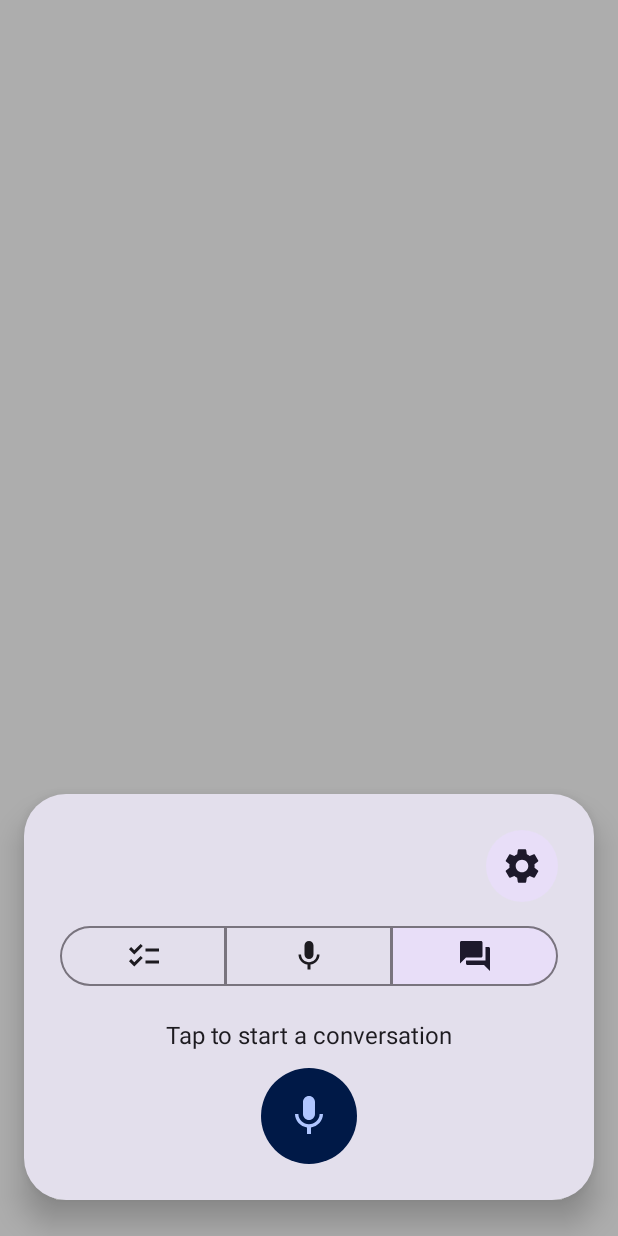
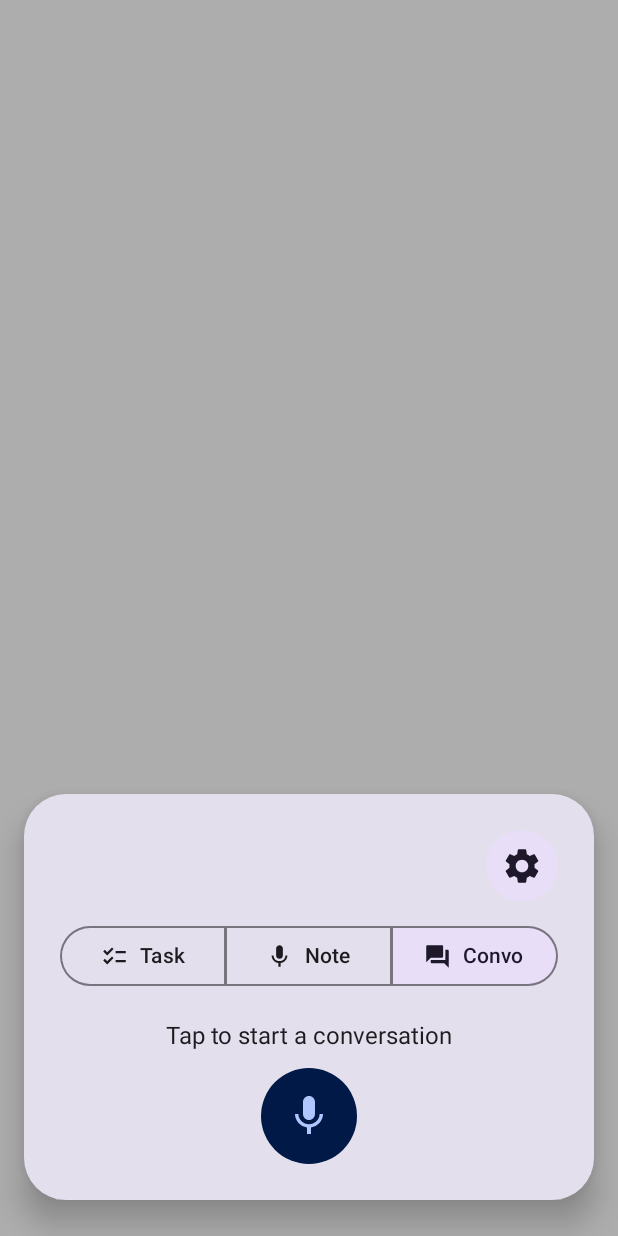
Before and after one commit to dev-Blaze/alfred, an Android app built with Jetpack Compose: the composable AlfredOverlayScreen shown on its own in the app's theme, on a phone screen of 412 x 824 dp. Run offline under Robolectric (Android 15) with nearby library versions, the phone set to English and light mode, and no system bars; our stand-ins replace Dagger/Hilt's generated code.

Commit message:
Add text labels to mode switcher, record convo turns in history
- Mode switcher now shows Task/Note/Convo text beside each icon
- ConvoStateMachine writes each turn to the interaction history (keyed by
  a fresh per-turn UUID, since the convo sessionId is constant across turns
  and used for n8n correlation)
- Bump to 0.2.1

```diff
--- a/app/build.gradle.kts
+++ b/app/build.gradle.kts
@@ -27,8 +27,8 @@ android {
         applicationId = "com.yshah.alfred"
         minSdk = 34
         targetSdk = 36
-        versionCode = 2
-        versionName = "0.2.0"
+        versionCode = 3
+        versionName = "0.2.1"
     }
 
     buildFeatures {
--- a/app/src/main/java/com/yshah/alfred/ui/components/ModeSwitcher.kt
+++ b/app/src/main/java/com/yshah/alfred/ui/components/ModeSwitcher.kt
@@ -9,9 +9,12 @@ import androidx.compose.material3.Icon
 import androidx.compose.material3.SegmentedButton
 import androidx.compose.material3.SegmentedButtonDefaults
 import androidx.compose.material3.SingleChoiceSegmentedButtonRow
+import androidx.compose.material3.Text
+import androidx.compose.foundation.layout.size
 import androidx.compose.runtime.Composable
 import androidx.compose.ui.Modifier
 import androidx.compose.ui.graphics.vector.ImageVector
+import androidx.compose.ui.unit.dp
 import com.yshah.alfred.assistant.AssistantMode
 
 @OptIn(ExperimentalMaterial3Api::class)
@@ -28,8 +31,16 @@ fun ModeSwitcher(
                 selected = mode == activeMode,
                 onClick = { onModeSelected(mode) },
                 shape = SegmentedButtonDefaults.itemShape(index = index, count = modes.size),
-                icon = {},
-                label = { Icon(imageVector = iconFor(mode), contentDescription = labelFor(mode)) },
+                // Suppress the default selected-state checkmark so the mode icon always shows,
+                // with the mode name as a text label beside it.
+                icon = {
+                    Icon(
+                        imageVector = iconFor(mode),
+                        contentDescription = null,
+                        modifier = Modifier.size(18.dp),
+                    )
+                },
+                label = { Text(labelFor(mode)) },
             )
         }
     }
```
Also changed, not shown: app/src/main/java/com/yshah/alfred/convo/ConvoStateMachine.kt (+30 -1 lines).
